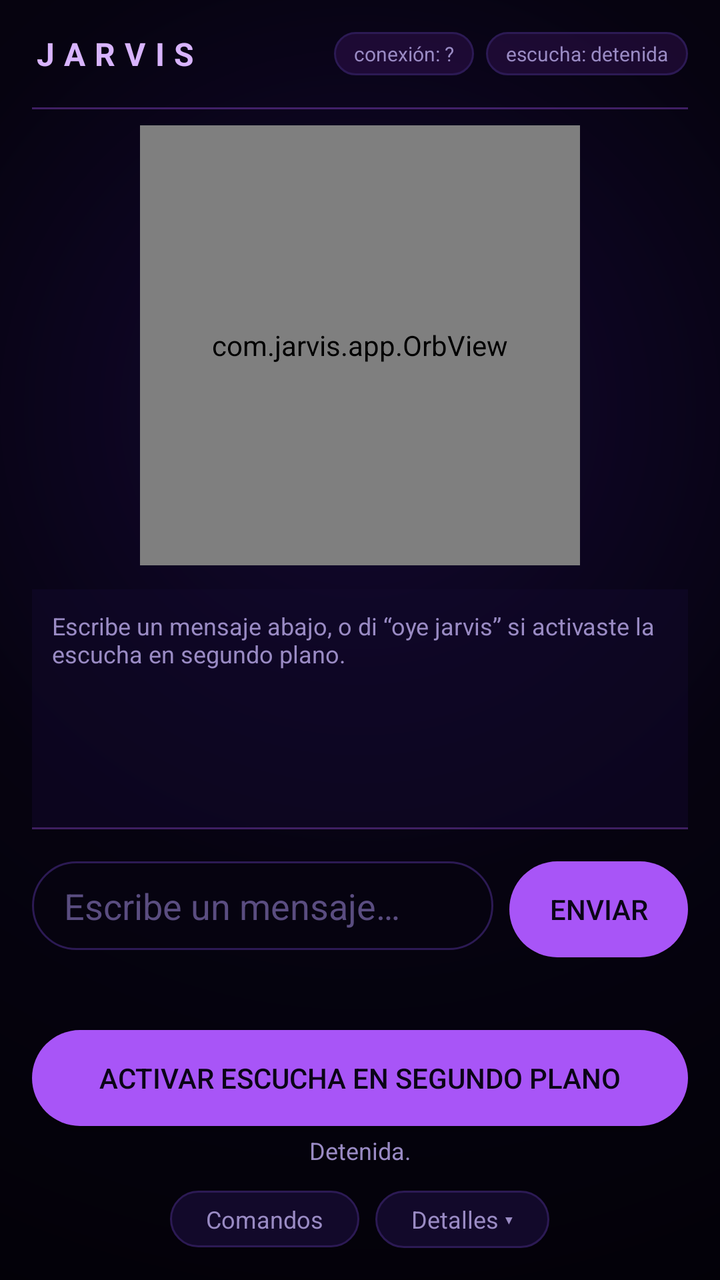
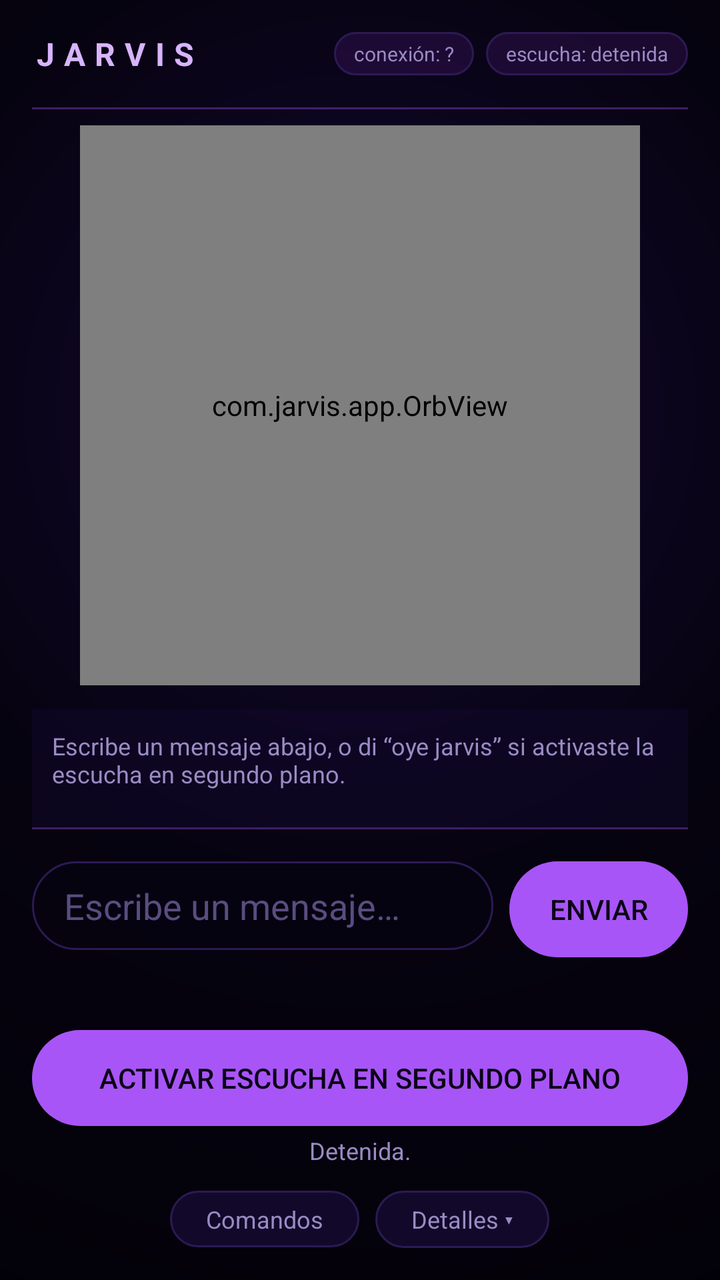

Two renders of the same Android screen: before a commit and after it. Below are the layout's source before the change and the commit's diff.
<!-- AndroidManifest.xml: application theme Theme.Jarvis -->
<!-- res/layout/activity_main.xml -->
<?xml version="1.0" encoding="utf-8"?>
<LinearLayout xmlns:android="http://schemas.android.com/apk/res/android"
    android:layout_width="match_parent"
    android:layout_height="match_parent"
    android:background="@drawable/bg_gradient"
    android:orientation="vertical">

    
    <LinearLayout
        android:layout_width="match_parent"
        android:layout_height="wrap_content"
        android:orientation="horizontal"
        android:gravity="center_vertical"
        android:padding="16dp">

        <TextView
            android:layout_width="0dp"
            android:layout_height="wrap_content"
            android:layout_weight="1"
            android:text="JARVIS"
            android:textColor="#D8B4FE"
            android:textStyle="bold"
            android:textSize="16sp"
            android:letterSpacing="0.3" />

        <TextView
            android:id="@+id/conn_status_pill"
            android:layout_width="wrap_content"
            android:layout_height="wrap_content"
            android:layout_marginEnd="6dp"
            android:background="@drawable/status_pill_bg"
            android:paddingHorizontal="10dp"
            android:paddingVertical="4dp"
            android:text="conexión: ?"
            android:textColor="#9A8BC4"
            android:textSize="10sp" />

        <TextView
            android:id="@+id/listen_status_pill"
            android:layout_width="wrap_content"
            android:layout_height="wrap_content"
            android:background="@drawable/status_pill_bg"
            android:paddingHorizontal="10dp"
            android:paddingVertical="4dp"
            android:text="escucha: detenida"
            android:textColor="#9A8BC4"
            android:textSize="10sp" />
    </LinearLayout>

    <View
        android:layout_width="match_parent"
        android:layout_height="1dp"
        android:layout_marginHorizontal="16dp"
        android:background="#A855F7"
        android:alpha="0.35" />

    
    <LinearLayout
        android:layout_width="match_parent"
        android:layout_height="0dp"
        android:layout_weight="1"
        android:orientation="vertical"
        android:gravity="center_horizontal"
        android:paddingHorizontal="16dp"
        android:paddingTop="8dp">

        
        <com.jarvis.app.OrbView
            android:id="@+id/orb_view"
            android:layout_width="220dp"
            android:layout_height="220dp"
            android:layout_marginBottom="12dp" />

        <ScrollView
            android:id="@+id/conversation_scroll"
            android:layout_width="match_parent"
            android:layout_height="0dp"
            android:layout_weight="1"
            android:background="#8C12092A"
            android:padding="10dp"
            android:scrollbars="none">

            <LinearLayout
                android:id="@+id/conversation_container"
                android:layout_width="match_parent"
                android:layout_height="wrap_content"
                android:orientation="vertical">

                <TextView
                    android:id="@+id/conversation_hint"
                    android:layout_width="match_parent"
                    android:layout_height="wrap_content"
                    android:text="Escribe un mensaje abajo, o di “oye jarvis” si activaste la escucha en segundo plano."
                    android:textColor="#9A8BC4"
                    android:textSize="12sp" />

            </LinearLayout>
        </ScrollView>
    </LinearLayout>

    <View
        android:layout_width="match_parent"
        android:layout_height="1dp"
        android:layout_marginHorizontal="16dp"
        android:background="#A855F7"
        android:alpha="0.35" />

    
    <LinearLayout
        android:layout_width="match_parent"
        android:layout_height="wrap_content"
        android:orientation="vertical"
        android:padding="16dp">

        <LinearLayout
            android:layout_width="match_parent"
            android:layout_height="wrap_content"
            android:orientation="horizontal"
            android:layout_marginBottom="8dp">

            <EditText
                android:id="@+id/chat_input"
                android:layout_width="0dp"
                android:layout_height="wrap_content"
                android:layout_weight="1"
                android:layout_marginEnd="8dp"
                android:background="@drawable/pill_input_bg"
                android:hint="Escribe un mensaje…"
                android:inputType="text"
                android:paddingHorizontal="16dp"
                android:paddingVertical="10dp"
                android:textColor="#EDE9FE"
                android:textColorHint="#5a4d80" />

            <Button
                android:id="@+id/send_button"
                android:layout_width="wrap_content"
                android:layout_height="wrap_content"
                android:background="@drawable/pill_button_bg"
                android:paddingHorizontal="20dp"
                android:text="Enviar"
                android:textColor="#0B0517" />
        </LinearLayout>

        <TextView
            android:id="@+id/audio_status"
            android:layout_width="match_parent"
            android:layout_height="wrap_content"
            android:layout_marginBottom="12dp"
            android:text=""
            android:textColor="#9A8BC4"
            android:textSize="12sp" />

        <Button
            android:id="@+id/toggle_listener_button"
            android:layout_width="match_parent"
            android:layout_height="wrap_content"
            android:layout_marginBottom="4dp"
            android:background="@drawable/pill_button_bg"
            android:text="Activar escucha en segundo plano"
            android:textColor="#0B0517" />

        <TextView
            android:id="@+id/listener_status"
            android:layout_width="match_parent"
            android:layout_height="wrap_content"
            android:layout_marginBottom="12dp"
            android:text="Detenida."
            android:textColor="#9A8BC4"
            android:textSize="12sp"
            android:gravity="center_horizontal" />

        <LinearLayout
            android:layout_width="wrap_content"
            android:layout_height="wrap_content"
            android:layout_gravity="center_horizontal"
            android:orientation="horizontal">

            <TextView
                android:id="@+id/commands_toggle"
                android:layout_width="wrap_content"
                android:layout_height="wrap_content"
                android:layout_marginEnd="8dp"
                android:background="@drawable/pill_button_secondary_bg"
                android:paddingHorizontal="18dp"
                android:paddingVertical="6dp"
                android:text="Comandos"
                android:textColor="#9A8BC4"
                android:textSize="12sp" />

            <TextView
                android:id="@+id/details_toggle"
                android:layout_width="wrap_content"
                android:layout_height="wrap_content"
                android:background="@drawable/pill_button_secondary_bg"
                android:paddingHorizontal="18dp"
                android:paddingVertical="6dp"
                android:text="Detalles ▾"
                android:textColor="#9A8BC4"
                android:textSize="12sp" />
        </LinearLayout>

        <LinearLayout
            android:id="@+id/details_panel"
            android:layout_width="match_parent"
            android:layout_height="wrap_content"
            android:orientation="vertical"
            android:layout_marginTop="12dp"
            android:visibility="gone">

            <TextView
                android:layout_width="wrap_content"
                android:layout_height="wrap_content"
                android:text="Audio"
                android:textColor="#9A8BC4"
                android:textSize="12sp" />

            <LinearLayout
                android:layout_width="match_parent"
                android:layout_height="wrap_content"
                android:orientation="horizontal"
                android:gravity="center_vertical"
                android:layout_marginTop="4dp"
                android:layout_marginBottom="16dp">

                <TextView
                    android:layout_width="0dp"
                    android:layout_height="wrap_content"
                    android:layout_weight="1"
                    android:text="Leer las respuestas de JARVIS en voz alta"
                    android:textColor="#EDE9FE"
                    android:textSize="13sp" />

                <Switch
                    android:id="@+id/speak_replies_switch"
                    android:layout_width="wrap_content"
                    android:layout_height="wrap_content"
                    android:checked="true"
                    android:thumbTint="#EDE9FE"
                    android:trackTint="#A855F7" />
            </LinearLayout>

            <TextView
                android:layout_width="wrap_content"
                android:layout_height="wrap_content"
                android:text="Volumen de la voz de JARVIS"
                android:textColor="#EDE9FE"
                android:textSize="13sp" />

            <SeekBar
                android:id="@+id/volume_seek_bar"
                android:layout_width="match_parent"
                android:layout_height="wrap_content"
                android:layout_marginTop="2dp"
                android:layout_marginBottom="16dp"
                android:max="100"
                android:progressTint="#A855F7"
                android:thumbTint="#D8B4FE" />

            <View
                android:layout_width="match_parent"
                android:layout_height="1dp"
                android:layout_marginBottom="16dp"
                android:background="#2c1a54" />

            <TextView
                android:layout_width="wrap_content"
                android:layout_height="wrap_content"
                android:text="Servidor"
                android:textColor="#9A8BC4"
                android:textSize="12sp" />

            <EditText
                android:id="@+id/server_url_input"
                android:layout_width="match_parent"
                android:layout_height="wrap_content"
                android:layout_marginTop="4dp"
                android:layout_marginBottom="12dp"
                android:autofillHints="url"
                android:background="@drawable/pill_input_bg"
                android:hint="https://tu-servidor.onrender.com"
                android:inputType="textUri"
                android:paddingHorizontal="16dp"
                android:paddingVertical="8dp"
                android:textColor="#EDE9FE"
                android:textColorHint="#5a4d80" />

            <TextView
                android:layout_width="wrap_content"
                android:layout_height="wrap_content"
                android:text="Contraseña"
                android:textColor="#9A8BC4"
                android:textSize="12sp" />

            <EditText
                android:id="@+id/password_input"
                android:layout_width="match_parent"
                android:layout_height="wrap_content"
                android:layout_marginTop="4dp"
                android:layout_marginBottom="12dp"
                android:autofillHints="password"
                android:background="@drawable/pill_input_bg"
                android:hint="Contraseña de JARVIS"
                android:inputType="textPassword"
                android:paddingHorizontal="16dp"
                android:paddingVertical="8dp"
                android:textColor="#EDE9FE"
                android:textColorHint="#5a4d80" />

            <Button
                android:id="@+id/login_button"
                android:layout_width="match_parent"
                android:layout_height="wrap_content"
                android:layout_marginBottom="8dp"
                android:background="@drawable/pill_button_bg"
                android:text="Guardar e iniciar sesión"
                android:textColor="#0B0517" />

            <TextView
                android:id="@+id/login_status"
                android:layout_width="match_parent"
                android:layout_height="wrap_content"
                android:gravity="center_horizontal"
                android:text="Sin conexión todavía."
                android:textColor="#9A8BC4"
                android:textSize="12sp" />

        </LinearLayout>
    </LinearLayout>
</LinearLayout>
<!-- resources referenced by this layout -->
<resources>
  <!-- drawable bg_gradient (drawable) -->
  <?xml version="1.0" encoding="utf-8"?>
  <shape xmlns:android="http://schemas.android.com/apk/res/android" android:shape="rectangle">
      <gradient
          android:type="radial"
          android:gradientRadius="480dp"
          android:centerX="0.5"
          android:centerY="0.32"
          android:startColor="#140832"
          android:centerColor="#060310"
          android:endColor="#030108" />
  </shape>
  <!-- drawable pill_button_bg (drawable) -->
  <?xml version="1.0" encoding="utf-8"?>
  <shape xmlns:android="http://schemas.android.com/apk/res/android" android:shape="rectangle">
      <solid android:color="#A855F7" />
      <corners android:radius="999dp" />
  </shape>
  <!-- drawable pill_button_secondary_bg (drawable) -->
  <?xml version="1.0" encoding="utf-8"?>
  <shape xmlns:android="http://schemas.android.com/apk/res/android" android:shape="rectangle">
      <solid android:color="#12092A" />
      <stroke android:width="1dp" android:color="#2c1a54" />
      <corners android:radius="999dp" />
  </shape>
  <!-- drawable pill_input_bg (drawable) -->
  <?xml version="1.0" encoding="utf-8"?>
  <shape xmlns:android="http://schemas.android.com/apk/res/android" android:shape="rectangle">
      <solid android:color="#B0060310" />
      <stroke android:width="1dp" android:color="#2c1a54" />
      <corners android:radius="999dp" />
  </shape>
  <!-- drawable status_pill_bg (drawable) -->
  <?xml version="1.0" encoding="utf-8"?>
  <shape xmlns:android="http://schemas.android.com/apk/res/android" android:shape="rectangle">
      <solid android:color="#40581C87" />
      <stroke android:width="1dp" android:color="#2c1a54" />
      <corners android:radius="999dp" />
  </shape>
  <style name="Theme.Jarvis" parent="Theme.Material3.Dark.NoActionBar">
          <item name="colorPrimary">#A855F7</item>
          <item name="colorPrimaryVariant">#4C1D95</item>
          <item name="colorOnPrimary">#0B0517</item>
          <item name="android:windowBackground">#060310</item>
          <item name="colorSurface">#12092A</item>
          <item name="colorOnSurface">#EDE9FE</item>
      </style>
</resources>

<!-- the commit's change to res/layout/activity_main.xml (unified diff, before → after) -->
@@ -67,8 +67,8 @@
         
         <com.jarvis.app.OrbView
             android:id="@+id/orb_view"
-            android:layout_width="220dp"
-            android:layout_height="220dp"
+            android:layout_width="280dp"
+            android:layout_height="280dp"
             android:layout_marginBottom="12dp" />
 
         <ScrollView
